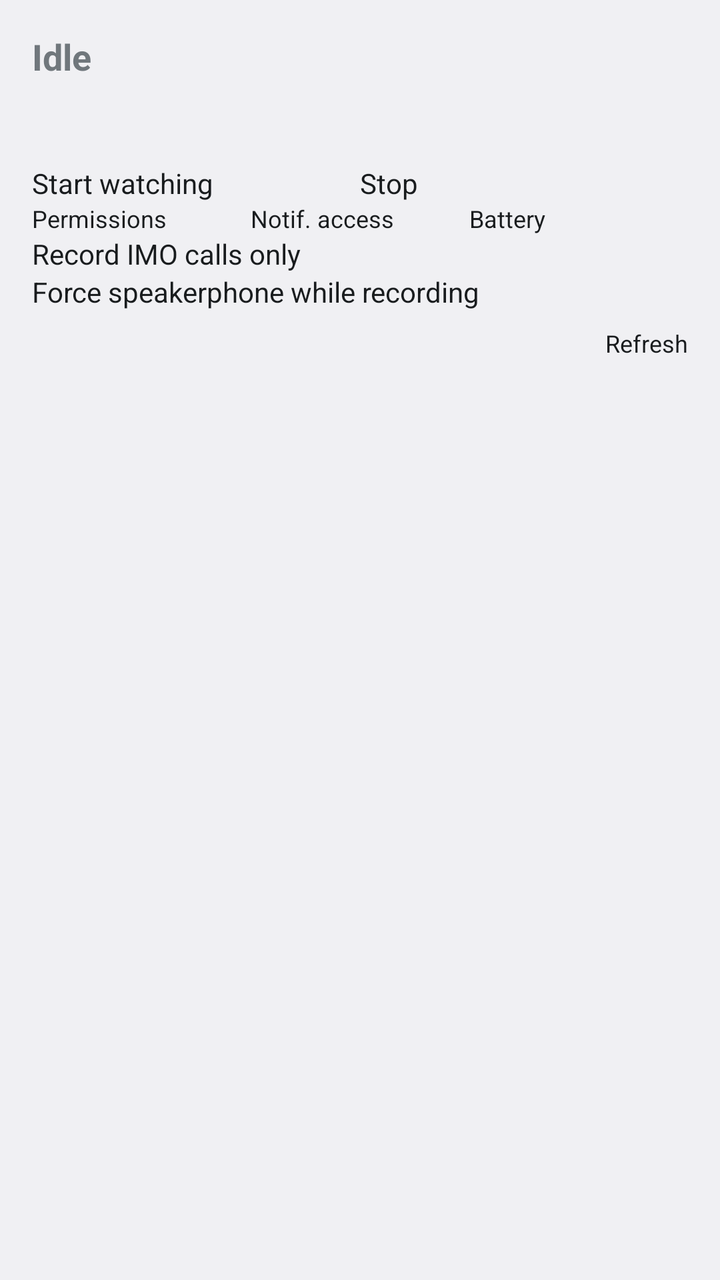
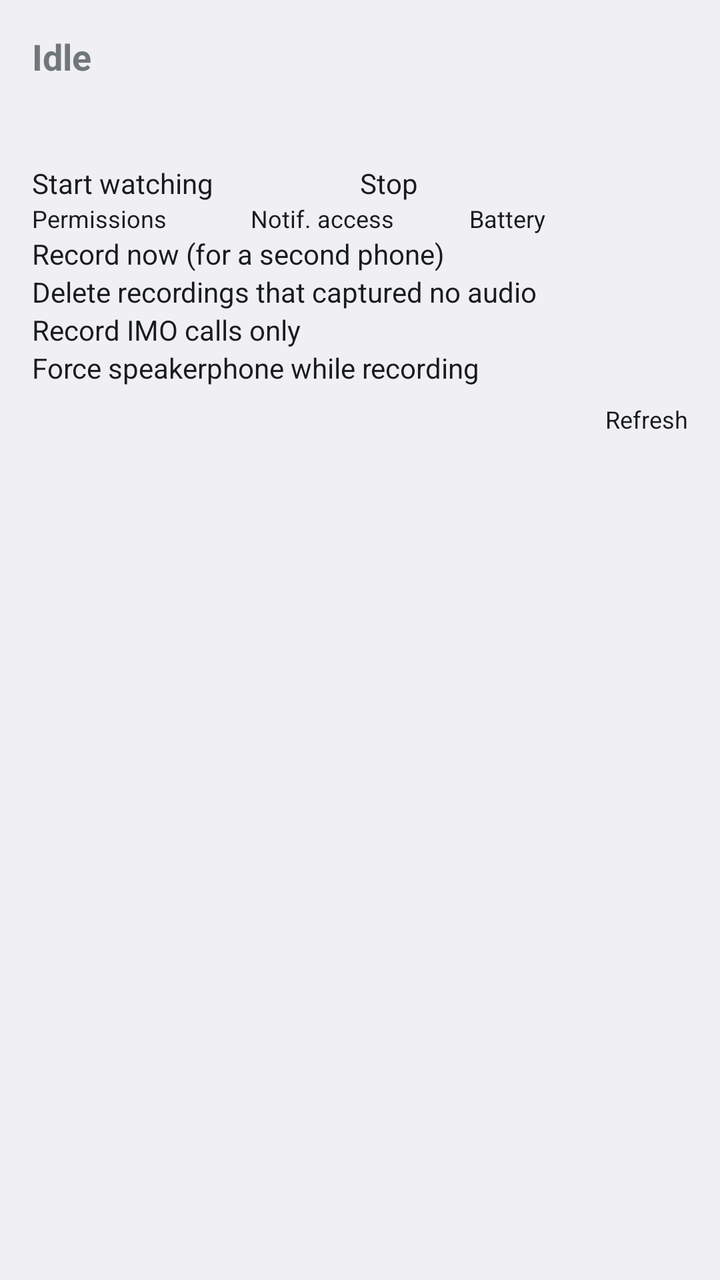

Screens rendered from an Android XML layout before and after an edit, with the pre-edit source and the edit as a unified diff.
<!-- AndroidManifest.xml: application theme AppTheme -->
<!-- res/layout/activity_main.xml -->
<?xml version="1.0" encoding="utf-8"?>
<LinearLayout xmlns:android="http://schemas.android.com/apk/res/android"
    android:layout_width="match_parent"
    android:layout_height="match_parent"
    android:orientation="vertical"
    android:padding="16dp">

    <TextView
        android:id="@+id/status"
        android:layout_width="match_parent"
        android:layout_height="wrap_content"
        android:textSize="18sp"
        android:textStyle="bold"
        android:paddingBottom="12dp"
        android:text="Idle" />

    <TextView
        android:id="@+id/checks"
        android:layout_width="match_parent"
        android:layout_height="wrap_content"
        android:fontFamily="monospace"
        android:textSize="13sp"
        android:paddingBottom="12dp" />

    <LinearLayout
        android:layout_width="match_parent"
        android:layout_height="wrap_content"
        android:orientation="horizontal">

        <Button
            android:id="@+id/start"
            android:layout_width="0dp"
            android:layout_weight="1"
            android:layout_height="wrap_content"
            android:text="Start watching" />

        <Button
            android:id="@+id/stop"
            android:layout_width="0dp"
            android:layout_weight="1"
            android:layout_height="wrap_content"
            android:text="Stop" />
    </LinearLayout>

    <LinearLayout
        android:layout_width="match_parent"
        android:layout_height="wrap_content"
        android:orientation="horizontal">

        <Button
            android:id="@+id/perms"
            android:layout_width="0dp"
            android:layout_weight="1"
            android:layout_height="wrap_content"
            android:textSize="12sp"
            android:text="Permissions" />

        <Button
            android:id="@+id/notifAccess"
            android:layout_width="0dp"
            android:layout_weight="1"
            android:layout_height="wrap_content"
            android:textSize="12sp"
            android:text="Notif. access" />

        <Button
            android:id="@+id/battery"
            android:layout_width="0dp"
            android:layout_weight="1"
            android:layout_height="wrap_content"
            android:textSize="12sp"
            android:text="Battery" />
    </LinearLayout>

    <CheckBox
        android:id="@+id/imoOnly"
        android:layout_width="match_parent"
        android:layout_height="wrap_content"
        android:text="Record IMO calls only" />

    <CheckBox
        android:id="@+id/forceSpeaker"
        android:layout_width="match_parent"
        android:layout_height="wrap_content"
        android:text="Force speakerphone while recording" />

    <LinearLayout
        android:layout_width="match_parent"
        android:layout_height="wrap_content"
        android:orientation="horizontal"
        android:paddingTop="8dp">

        <TextView
            android:id="@+id/listHint"
            android:layout_width="0dp"
            android:layout_weight="1"
            android:layout_height="wrap_content"
            android:layout_gravity="center_vertical"
            android:textSize="12sp" />

        <Button
            android:id="@+id/refresh"
            android:layout_width="wrap_content"
            android:layout_height="wrap_content"
            android:textSize="12sp"
            android:text="Refresh" />
    </LinearLayout>

    <ListView
        android:id="@+id/list"
        android:layout_width="match_parent"
        android:layout_height="0dp"
        android:layout_weight="1" />

</LinearLayout>
<!-- resources referenced by this layout -->
<resources>
  <style name="AppTheme" parent="@android:style/Theme.DeviceDefault.DayNight" />
</resources>

<!-- the commit's change to res/layout/activity_main.xml (unified diff, before → after) -->
@@ -72,6 +72,18 @@
             android:text="Battery" />
     </LinearLayout>
 
+    <Button
+        android:id="@+id/record"
+        android:layout_width="match_parent"
+        android:layout_height="wrap_content"
+        android:text="Record now (for a second phone)" />
+
+    <CheckBox
+        android:id="@+id/deleteSilent"
+        android:layout_width="match_parent"
+        android:layout_height="wrap_content"
+        android:text="Delete recordings that captured no audio" />
+
     <CheckBox
         android:id="@+id/imoOnly"
         android:layout_width="match_parent"
